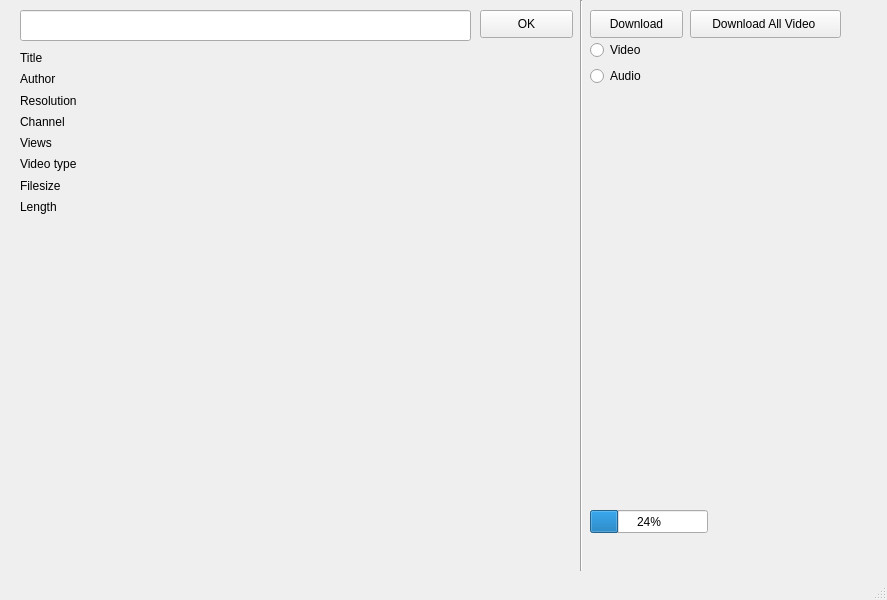
ml37/Copilot-test, file Downloader.ui: the form before one commit.
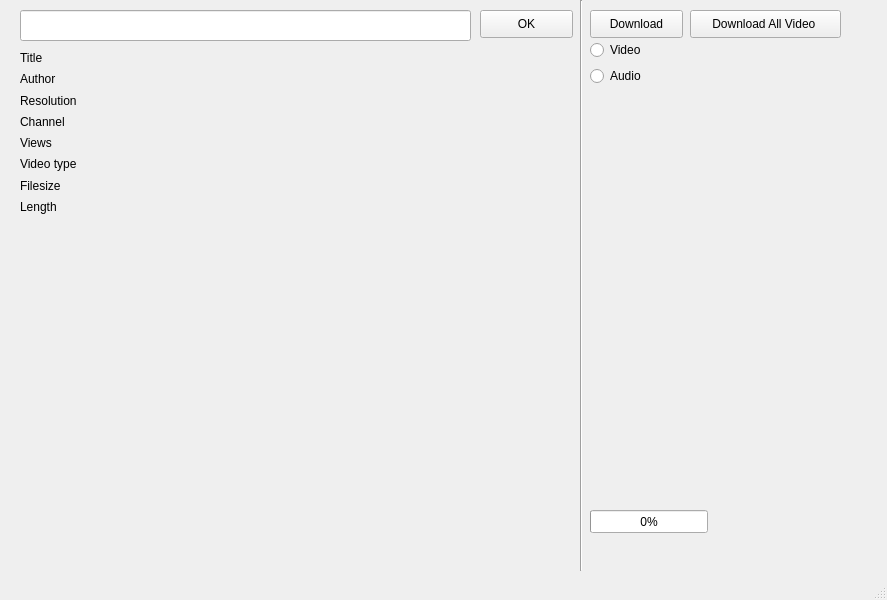
The form after the commit.

```diff
--- a/Downloader.ui
+++ b/Downloader.ui
@@ -33,8 +33,8 @@
    <widget class="QLabel" name="lbl_picture">
     <property name="geometry">
      <rect>
-      <x>20</x>
-      <y>260</y>
+      <x>50</x>
+      <y>250</y>
       <width>480</width>
       <height>270</height>
      </rect>
@@ -71,7 +71,7 @@
      <rect>
       <x>20</x>
       <y>50</y>
-      <width>160</width>
+      <width>541</width>
       <height>164</height>
      </rect>
     </property>
@@ -199,7 +199,7 @@
      </rect>
     </property>
     <property name="value">
-     <number>24</number>
+     <number>0</number>
     </property>
    </widget>
   </widget>
```
